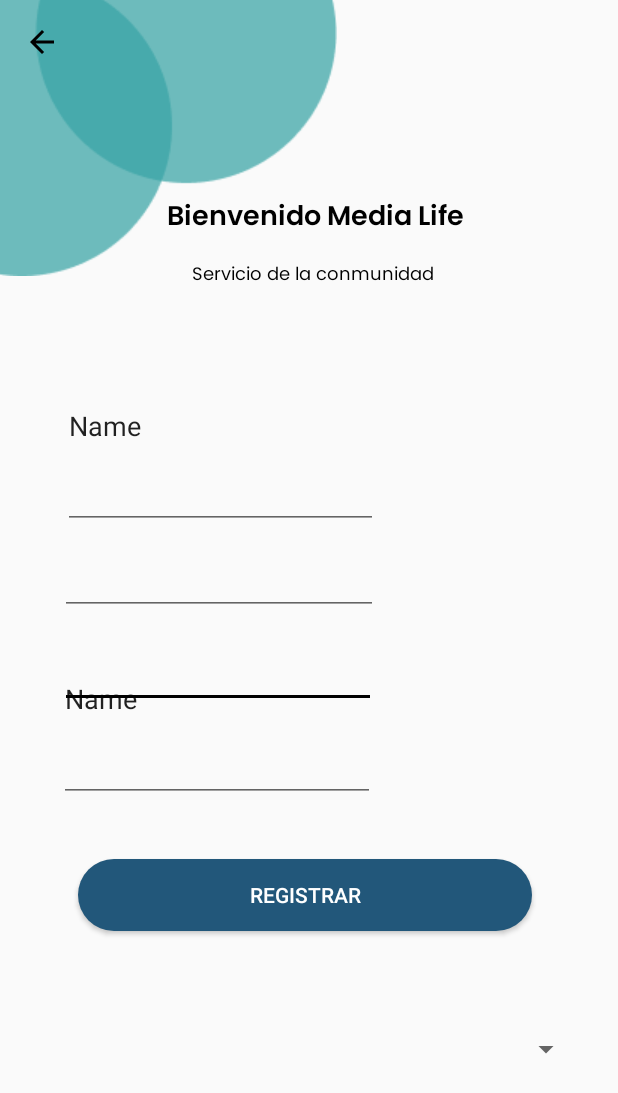
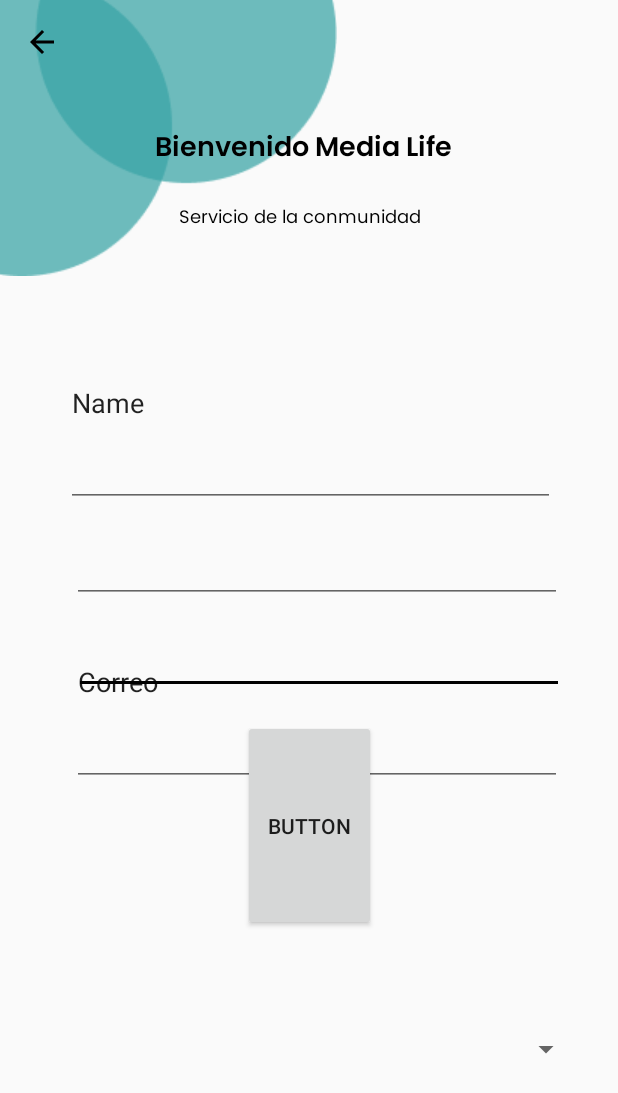
Before and after one commit to Danie0822/MediaLife, an Android app: the ResgiterActicity screen opened directly, with no data from a screen before it, on a phone screen of 412 x 824 dp. Shown: the top 1093 px of the screen. Run offline under Robolectric (Android 15) with nearby library versions, the light colour scheme and no system bars.

Commit message:
Avance de Alessandro

```diff
--- a/app/src/main/java/com/example/medialife/ConnectSql.kt
+++ b/app/src/main/java/com/example/medialife/ConnectSql.kt
@@ -8,7 +8,7 @@ import java.sql.SQLException
 
 class ConnectSql {
     //Variables para la cadena de conexión
-    private val ip="10.20.0.4:60732"
+    private val ip="192.168.1.22:60732"
     private val db="MediaLife"
     private val username="Alessandro"
     private val password="Gemelas2905"
--- a/app/src/main/java/com/example/medialife/ResgiterActicity.kt
+++ b/app/src/main/java/com/example/medialife/ResgiterActicity.kt
@@ -1,11 +1,13 @@
 package com.example.medialife
 
+import android.annotation.SuppressLint
 import android.content.Context
-import androidx.appcompat.app.AppCompatActivity
 import android.os.Bundle
 import android.view.inputmethod.InputMethodManager
 import android.widget.*
-import androidx.core.view.indices
+import androidx.appcompat.app.AppCompatActivity
+import java.security.MessageDigest
+import java.security.NoSuchAlgorithmException
 import java.sql.PreparedStatement
 import java.sql.SQLException
 
@@ -22,6 +24,7 @@ class ResgiterActicity : AppCompatActivity() {
 
     var clickedItem: String = ""
     private var connectSql = ConnectSql()
+
 
     override fun onCreate(savedInstanceState: Bundle?) {
         super.onCreate(savedInstanceState)
@@ -41,11 +44,12 @@ class ResgiterActicity : AppCompatActivity() {
             try {
                 if(Contraseña2.text.toString() == Contraseña1.text.toString())
                 {
-                val addEstudiante: PreparedStatement =  connectSql.dbConn()?.prepareStatement("INSERT INTO TbCredeciales values (?,?,?,?)")!!
+                    val Contraseña = md5(Contraseña2.text.toString());
+                val addEstudiante: PreparedStatement =  connectSql.dbConn()?.prepareStatement("exec AgregarCredenciales ?,?,?,?;")!!
                 addEstudiante.setString(1, CajitaNombre.text.toString())
                 addEstudiante.setString(2, Correo.text.toString())
                 addEstudiante.setInt(3, 1)
-                addEstudiante.setString(4, Contraseña2.text.toString())
+                addEstudiante.setString(4, Contraseña)
                 addEstudiante.executeUpdate()
 
                 Toast.makeText(this, "Estudiante ingresado correctamente", Toast.LENGTH_SHORT).show()
@@ -73,5 +77,30 @@ class ResgiterActicity : AppCompatActivity() {
 
         }
 
+
+
     }
 }
+
+fun md5(s: String): String {
+    val MD5 = "MD5"
+    try {
+        // Create MD5 Hash
+        val digest: MessageDigest = MessageDigest
+            .getInstance(MD5)
+        digest.update(s.toByteArray())
+        val messageDigest: ByteArray = digest.digest()
+
+        // Create Hex String
+        val hexString = StringBuilder()
+        for (aMessageDigest in messageDigest) {
+            var h = Integer.toHexString(0xFF and aMessageDigest.toInt())
+            while (h.length < 2) h = "0$h"
+            hexString.append(h)
+        }
+        return hexString.toString()
+    } catch (e: NoSuchAlgorithmException) {
+        e.printStackTrace()
+    }
+    return ""
+}
--- a/app/src/main/res/layout/activity_resgiter_acticity.xml
+++ b/app/src/main/res/layout/activity_resgiter_acticity.xml
@@ -2,11 +2,11 @@
 <RelativeLayout xmlns:android="http://schemas.android.com/apk/res/android"
     xmlns:app="http://schemas.android.com/apk/res-auto"
     xmlns:tools="http://schemas.android.com/tools"
+    android:id="@+id/Registrar"
     android:layout_width="match_parent"
     android:layout_height="match_parent"
-    tools:context=".ResgiterActicity"
 
-    >
+    tools:context=".ResgiterActicity">
 
     <ImageView
         android:id="@+id/img_1"
@@ -21,9 +21,9 @@
     <ImageView
         android:layout_width="wrap_content"
         android:layout_height="wrap_content"
-        android:src="@drawable/ic_back"
         android:layout_marginLeft="16dp"
-        android:layout_marginTop="16dp"></ImageView>
+        android:layout_marginTop="16dp"
+        android:src="@drawable/ic_back"></ImageView>
 
 
     <TextView
@@ -33,13 +33,14 @@
         android:layout_alignParentTop="true"
         android:layout_alignParentEnd="true"
         android:layout_alignParentBottom="true"
-        android:layout_marginStart="128dp"
-        android:layout_marginTop="173dp"
-        android:layout_marginEnd="85dp"
-        android:layout_marginBottom="528dp"
+        android:layout_marginStart="119dp"
+        android:layout_marginTop="135dp"
+        android:layout_marginEnd="94dp"
+        android:layout_marginBottom="566dp"
         android:fontFamily="@font/poppinsregular"
         android:text="Servicio de la conmunidad "
         android:textColor="@color/Black"
+
         android:textSize="12sp"></TextView>
 
     <TextView
@@ -50,72 +51,60 @@
         android:layout_alignParentTop="true"
         android:layout_alignParentEnd="true"
         android:layout_alignParentBottom="true"
-        android:layout_marginStart="111dp"
-        android:layout_marginTop="130dp"
-        android:layout_marginEnd="52dp"
-        android:layout_marginBottom="565dp"
+        android:layout_marginStart="103dp"
+        android:layout_marginTop="84dp"
+        android:layout_marginEnd="60dp"
+        android:layout_marginBottom="610dp"
         android:fontFamily="@font/poppinssemibold"
         android:text="Bienvenido Media Life "
         android:textColor="@color/Black"
         android:textSize="18sp" />
 
-    <Button
-        android:id="@+id/Regis"
-        android:layout_width="300dp"
-        android:layout_height="wrap_content"
-        android:layout_alignParentStart="true"
-        android:layout_alignParentEnd="true"
-        android:layout_alignParentBottom="true"
-        android:layout_marginStart="52dp"
-        android:layout_marginEnd="57dp"
-        android:layout_marginBottom="203dp"
-        android:background="@drawable/buttom2_shape"
-        android:text="Registrar"
-        android:textColor="@color/White"
-        android:textSize="14dp" />
-
     <EditText
         android:id="@+id/Confirmar"
-        android:layout_width="wrap_content"
+        android:layout_width="324dp"
         android:layout_height="wrap_content"
         android:layout_alignParentStart="true"
         android:layout_alignParentTop="true"
         android:layout_alignParentEnd="true"
         android:layout_alignParentBottom="true"
-        android:layout_marginStart="40dp"
-        android:layout_marginTop="334dp"
-        android:layout_marginEnd="161dp"
-        android:layout_marginBottom="352dp"
+        android:layout_marginStart="49dp"
+        android:layout_marginTop="325dp"
+        android:layout_marginEnd="36dp"
+        android:layout_marginBottom="361dp"
+
         android:ems="10"
         android:inputType="textPassword" />
 
     <EditText
         android:id="@+id/Contraseña"
-        android:layout_width="wrap_content"
+        android:layout_width="326dp"
         android:layout_height="wrap_content"
         android:layout_alignParentStart="true"
         android:layout_alignParentTop="true"
         android:layout_alignParentEnd="true"
         android:layout_alignParentBottom="true"
-        android:layout_marginStart="40dp"
-        android:layout_marginTop="272dp"
-        android:layout_marginEnd="160dp"
-        android:layout_marginBottom="414dp"
+        android:layout_marginStart="48dp"
+        android:layout_marginTop="264dp"
+        android:layout_marginEnd="37dp"
+        android:layout_marginBottom="422dp"
+
         android:ems="10"
         android:inputType="textPassword" />
 
     <EditText
         android:id="@+id/Nombre"
-        android:layout_width="wrap_content"
+        android:layout_width="324dp"
         android:layout_height="wrap_content"
         android:layout_alignParentStart="true"
         android:layout_alignParentTop="true"
         android:layout_alignParentEnd="true"
         android:layout_alignParentBottom="true"
-        android:layout_marginStart="42dp"
-        android:layout_marginTop="216dp"
-        android:layout_marginEnd="160dp"
-        android:layout_marginBottom="471dp"
+        android:layout_marginStart="44dp"
+        android:layout_marginTop="200dp"
+        android:layout_marginEnd="42dp"
+        android:layout_marginBottom="486dp"
+
         android:ems="10"
         android:inputType="textPersonName"
         android:text="Name" />
@@ -135,19 +124,34 @@
 
     <EditText
         android:id="@+id/Correo"
+        android:layout_width="325dp"
+        android:layout_height="wrap_content"
+        android:layout_alignParentStart="true"
+        android:layout_alignParentTop="true"
+        android:layout_alignParentEnd="true"
+        android:layout_alignParentBottom="true"
+        android:layout_marginStart="48dp"
+        android:layout_marginTop="386dp"
+        android:layout_marginEnd="37dp"
+        android:layout_marginBottom="300dp"
+
+        android:ems="10"
+        android:inputType="textPersonName"
+        android:text="Correo" />
+
+    <Button
+        android:id="@+id/Regis"
         android:layout_width="wrap_content"
         android:layout_height="wrap_content"
         android:layout_alignParentStart="true"
         android:layout_alignParentTop="true"
         android:layout_alignParentEnd="true"
         android:layout_alignParentBottom="true"
-        android:layout_marginStart="39dp"
-        android:layout_marginTop="397dp"
-        android:layout_marginEnd="162dp"
-        android:layout_marginBottom="289dp"
-        android:ems="10"
-        android:inputType="textPersonName"
-        android:text="Name" />
+        android:layout_marginStart="162dp"
+        android:layout_marginTop="480dp"
+        android:layout_marginEnd="161dp"
+        android:layout_marginBottom="203dp"
+        android:text="Button" />
 
 
 </RelativeLayout>
--- a/app/src/main/res/values/colors.xml
+++ b/app/src/main/res/values/colors.xml
@@ -6,6 +6,7 @@
     <color name="Black">#000000</color>
     <color name="White">#FFFFFF</color>
     <color name="Gris">#E3E3E3</color>
+    <color name="BlancoGris">#DFE0E4</color>
 
 
 </resources>
--- a/app/src/main/res/values/style.xml
+++ b/app/src/main/res/values/style.xml
@@ -7,5 +7,6 @@
         <item name="colorAccent">@color/Black</item>
         <item name="colorOnSecondary">@color/White</item>
         <item name="colorContainer">@color/Gris</item>
+        <item name="color">@color/BlancoGris</item>
     </style>
 </resources>
```
Also changed, not shown: app/src/main/res/drawable/logito.png (added), app/src/main/res/drawable/parte1.png (added).
